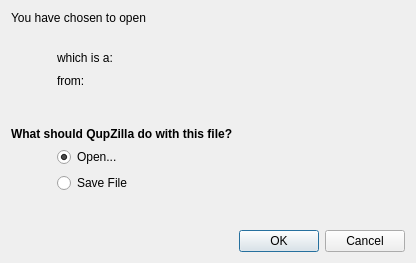
This is src/downloads/downloadoptionsdialog.ui in QupZilla/qupzilla as Qt 5 draws it before an edit. The edited form follows.
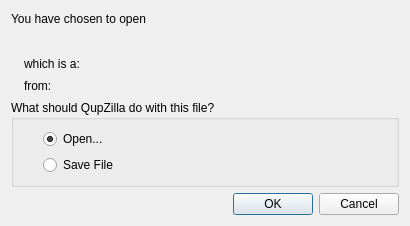
This is the edited form.

Commit message: Modified download options dialog design

Patch:
```diff
--- a/src/downloads/downloadoptionsdialog.ui
+++ b/src/downloads/downloadoptionsdialog.ui
@@ -6,15 +6,27 @@
    <rect>
     <x>0</x>
     <y>0</y>
-    <width>416</width>
-    <height>263</height>
+    <width>410</width>
+    <height>226</height>
    </rect>
   </property>
+  <property name="minimumSize">
+   <size>
+    <width>410</width>
+    <height>0</height>
+   </size>
+  </property>
+  <property name="maximumSize">
+   <size>
+    <width>410</width>
+    <height>16777215</height>
+   </size>
+  </property>
   <property name="windowTitle">
    <string>Opening</string>
   </property>
-  <layout class="QGridLayout" name="gridLayout">
-   <item row="0" column="0" colspan="6">
+  <layout class="QGridLayout" name="gridLayout_2">
+   <item row="0" column="0" colspan="3">
     <widget class="QLabel" name="label">
      <property name="text">
       <string>You have chosen to open</string>
@@ -23,19 +35,25 @@
    </item>
    <item row="1" column="0" rowspan="3">
     <widget class="QLabel" name="fileIcon">
+     <property name="sizePolicy">
+      <sizepolicy hsizetype="Maximum" vsizetype="Preferred">
+       <horstretch>0</horstretch>
+       <verstretch>0</verstretch>
+      </sizepolicy>
+     </property>
      <property name="text">
       <string/>
      </property>
     </widget>
    </item>
-   <item row="1" column="1" colspan="4">
+   <item row="1" column="1" colspan="2">
     <widget class="QLabel" name="fileName">
      <property name="text">
       <string/>
      </property>
     </widget>
    </item>
-   <item row="2" column="1" colspan="4">
+   <item row="2" column="1" colspan="2">
     <layout class="QHBoxLayout" name="horizontalLayout">
      <item>
       <widget class="QLabel" name="label_2">
@@ -59,7 +77,7 @@
      </item>
     </layout>
    </item>
-   <item row="3" column="1" colspan="4">
+   <item row="3" column="1" colspan="2">
     <layout class="QHBoxLayout" name="horizontalLayout_2">
      <item>
       <widget class="QLabel" name="label_3">
@@ -83,27 +101,13 @@
      </item>
     </layout>
    </item>
-   <item row="3" column="5">
-    <spacer name="horizontalSpacer_2">
-     <property name="orientation">
-      <enum>Qt::Horizontal</enum>
+   <item row="4" column="0" colspan="3">
+    <widget class="QGroupBox" name="groupBox">
+     <property name="title">
+      <string>What should QupZilla do with this file?</string>
      </property>
-     <property name="sizeHint" stdset="0">
-      <size>
-       <width>40</width>
-       <height>20</height>
-      </size>
-     </property>
-    </spacer>
-   </item>
-   <item row="7" column="0" colspan="5">
-    <widget class="QLabel" name="label_4">
-     <property name="text">
-      <string>&lt;b&gt;What should QupZilla do with this file?&lt;/b&gt;</string>
-     </property>
-    </widget>
-   </item>
-   <item row="8" column="0">
+     <layout class="QGridLayout" name="gridLayout">
+      <item row="0" column="0">
     <spacer name="horizontalSpacer">
      <property name="orientation">
       <enum>Qt::Horizontal</enum>
@@ -119,7 +123,7 @@
      </property>
     </spacer>
    </item>
-   <item row="8" column="1" colspan="4">
+      <item row="0" column="1">
     <widget class="QRadioButton" name="radioOpen">
      <property name="text">
       <string>Open...</string>
@@ -129,14 +133,17 @@
      </property>
     </widget>
    </item>
-   <item row="9" column="1" colspan="4">
+      <item row="1" column="1">
     <widget class="QRadioButton" name="radioSave">
      <property name="text">
       <string>Save File</string>
      </property>
     </widget>
    </item>
-   <item row="12" column="0" colspan="6">
+     </layout>
+    </widget>
+   </item>
+   <item row="5" column="0" colspan="3">
     <widget class="QDialogButtonBox" name="buttonBox">
      <property name="orientation">
       <enum>Qt::Horizontal</enum>
@@ -146,32 +153,6 @@
      </property>
     </widget>
    </item>
-   <item row="6" column="0">
-    <spacer name="verticalSpacer">
-     <property name="orientation">
-      <enum>Qt::Vertical</enum>
-     </property>
-     <property name="sizeHint" stdset="0">
-      <size>
-       <width>20</width>
-       <height>40</height>
-      </size>
-     </property>
-    </spacer>
-   </item>
-   <item row="10" column="1">
-    <spacer name="verticalSpacer_2">
-     <property name="orientation">
-      <enum>Qt::Vertical</enum>
-     </property>
-     <property name="sizeHint" stdset="0">
-      <size>
-       <width>20</width>
-       <height>40</height>
-      </size>
-     </property>
-    </spacer>
-   </item>
   </layout>
  </widget>
  <resources/>
```
Lines whose indentation alone changed are shown as unchanged. The commit also changes 4 other files.
